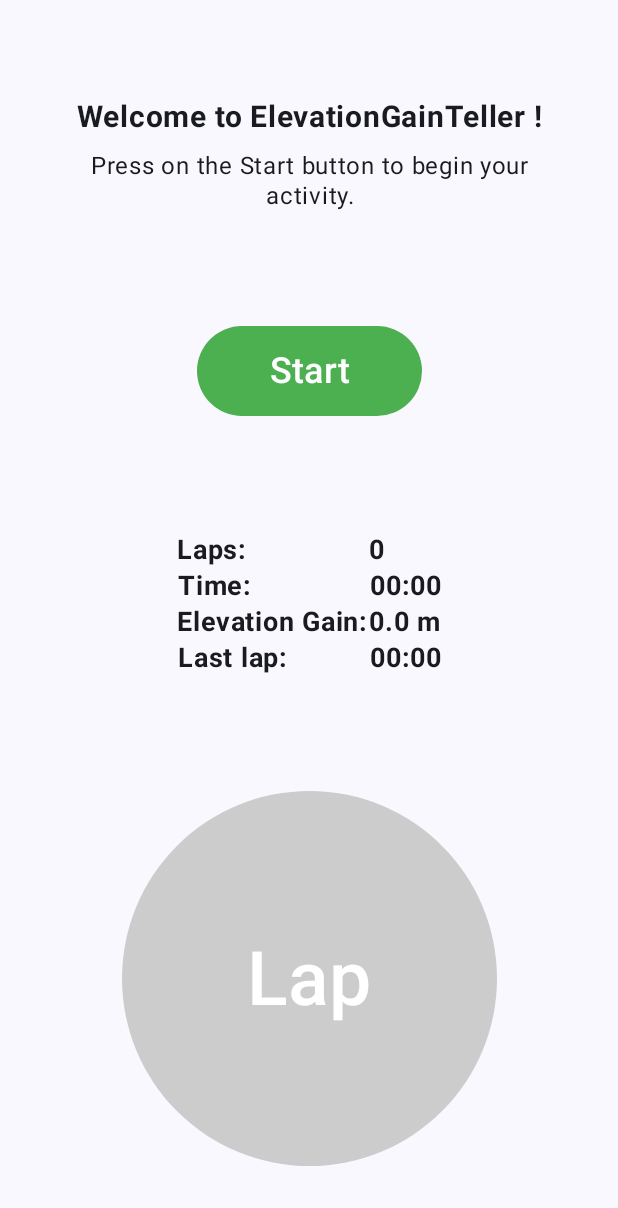
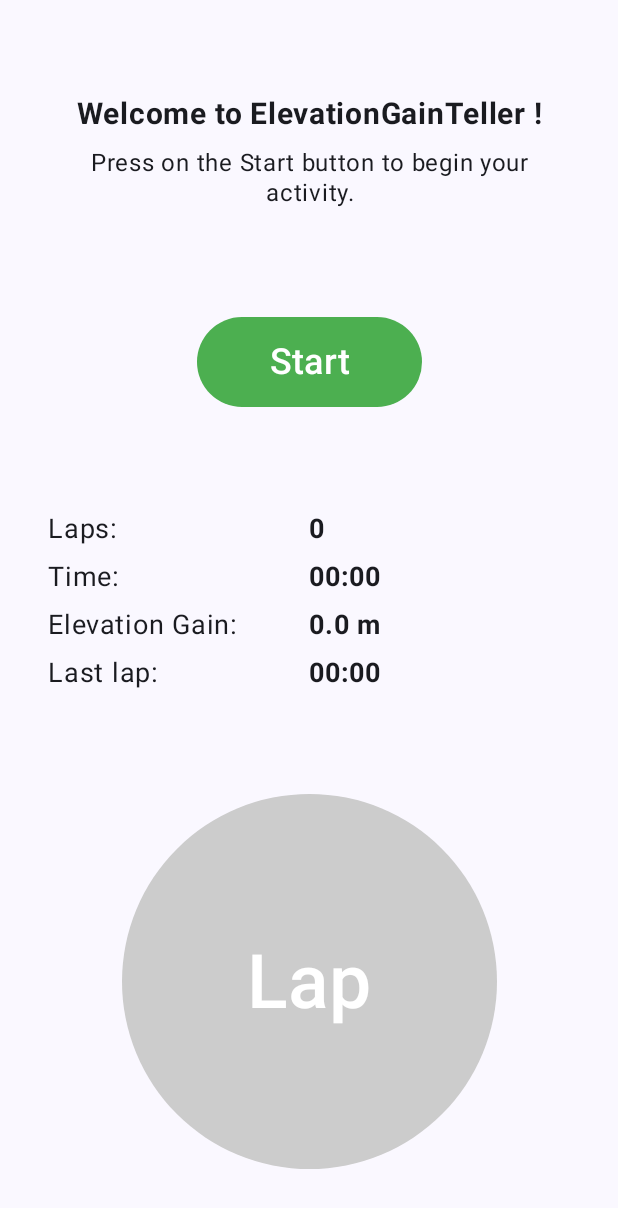
Before and after one commit to clemfavre/ElevationGainTeller, an Android app built with Jetpack Compose: the screen it shows after launch (MainActivity), on a phone screen of 412 x 824 dp. Shown: the top 1208 px of the screen. Run offline under Robolectric (Android 15) with nearby library versions, the phone set to English and light mode, and no system bars.

```diff
--- a/app/src/main/java/com/example/elevationgainteller/MainActivity.kt
+++ b/app/src/main/java/com/example/elevationgainteller/MainActivity.kt
@@ -169,7 +169,8 @@ fun Skeleton(initialTitle: String, initialInstructions: String, modifier: Modifi
         Column(
             modifier = Modifier
                 .fillMaxSize()
-                .padding(16.dp),
+                .padding(16.dp)
+                .fillMaxWidth(),
             horizontalAlignment = Alignment.CenterHorizontally,
             verticalArrangement = Arrangement.SpaceAround
         ) {
@@ -227,77 +228,53 @@ fun Skeleton(initialTitle: String, initialInstructions: String, modifier: Modifi
 }
 
 @Composable
-fun SimpleInfos(counter: Int, elevationGain: Double) {
+fun OneInfo(title: String, value: String) {
     Row(
-        modifier = Modifier.padding(16.dp),
-    )
-    {
-        Column(
         modifier = Modifier
-                .padding(bottom = 0.dp),
+            .padding(vertical = 4.dp)
+            .fillMaxWidth(),
+        verticalAlignment = Alignment.CenterVertically
     ) {
         Text(
-                modifier = Modifier.padding(end = 0.dp),
-                text = "Laps:",
+            modifier = Modifier.weight(1f),
+            text = title,
+            fontSize = 18.sp,
+            textAlign = TextAlign.Start
+        )
+        Text(
+            modifier = Modifier.weight(1f),
+            text = value,
             fontSize = 18.sp,
             fontWeight = FontWeight.Bold,
             textAlign = TextAlign.Start
         )
-            Text(
-                modifier = Modifier.padding(end = 0.dp),
-                text = "Time:",
-                fontSize = 18.sp,
-                fontWeight = FontWeight.Bold,
-                textAlign = TextAlign.End
+    }
+}
+
+@Composable
+fun SimpleInfos(counter: Int, elevationGain: Double) {
+    Column(
+        modifier = Modifier
+            .padding(horizontal = 16.dp, vertical = 8.dp)
+            .fillMaxWidth()
     )
-            Text(
-                modifier = Modifier.padding(start = 0.dp),
-                text = "Elevation Gain:",
-                fontSize = 18.sp,
-                fontWeight = FontWeight.Bold,
-                textAlign = TextAlign.Start
+    {
+        OneInfo(
+            title = "Laps:",
+            value = "$counter"
         )
-            Text(
-                modifier = Modifier.padding(start = 0.dp),
-                text = "Last lap:",
-                fontSize = 18.sp,
-                fontWeight = FontWeight.Bold,
-                textAlign = TextAlign.End
+        OneInfo(
+            title = "Time:",
+            value = "00:00"
         )
-        }
-        Column(
-            modifier = Modifier.padding(bottom = 0.dp),
-            //horizontalArrangement = Arrangement.Start
-        ) {
-            Text(
-                modifier = Modifier.padding(end = 0.dp),
-                text = "$counter",
-                fontSize = 18.sp,
-                fontWeight = FontWeight.Bold,
-                textAlign = TextAlign.Start
+        OneInfo(
+            title = "Elevation Gain:",
+            value = "$elevationGain m"
         )
-            Text(
-                modifier = Modifier.padding(end = 0.dp),
-                text = "00:00",
-                fontSize = 18.sp,
-                fontWeight = FontWeight.Bold,
-                textAlign = TextAlign.End
+        OneInfo(
+            title = "Last lap:",
+            value = "00:00"
         )
-            Text(
-                modifier = Modifier.padding(start = 0.dp),
-                text = "$elevationGain m",
-                fontSize = 18.sp,
-                fontWeight = FontWeight.Bold,
-                textAlign = TextAlign.Start
-            )
-            Text(
-                modifier = Modifier.padding(start = 0.dp),
-                text = "00:00",
-                fontSize = 18.sp,
-                fontWeight = FontWeight.Bold,
-                textAlign = TextAlign.End
-            )
-        }
     }
 }
 
```
Lines whose indentation alone changed are shown as unchanged.
